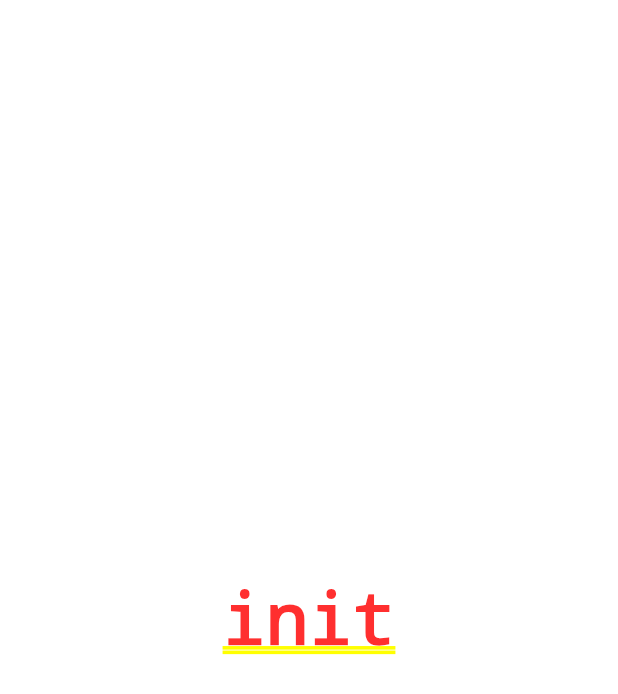
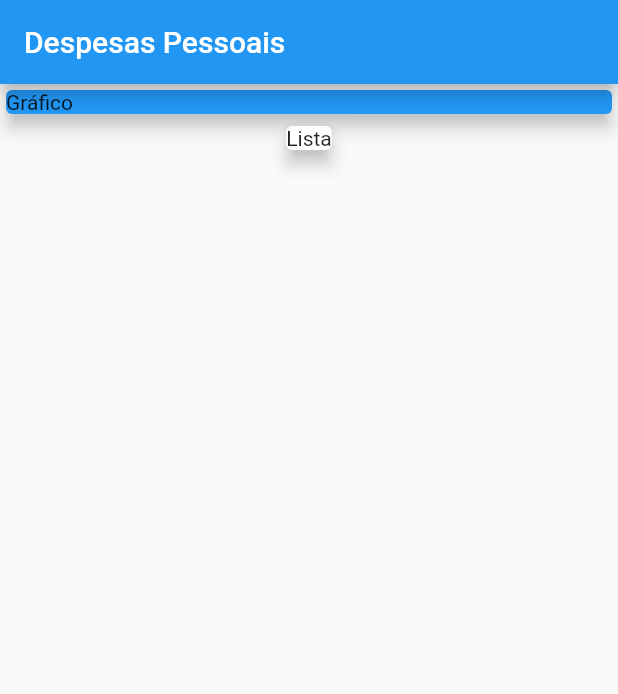
Before and after one commit to AfonsoMachado/personal_expenses, a Flutter app: the screen it shows after launch, on a phone screen of 412 x 824 dp. Shown: the top 694 px of the screen. Run offline on Flutter 3.47's test engine with Material 2 defaults, Android fonts, the phone set to English and light mode, and no system bars.

```diff
--- a/lib/main.dart
+++ b/lib/main.dart
@@ -1,4 +1,5 @@
 import 'package:flutter/material.dart';
+import 'package:personal_expenses/models/transaction.dart';
 
 main() => runApp(const ExpansesApp());
 
@@ -7,19 +8,52 @@ class ExpansesApp extends StatelessWidget {
 
   @override
   Widget build(BuildContext context) {
-    return const MaterialApp(
+    return MaterialApp(
       home: MyHomePage(),
     );
   }
 }
 
 class MyHomePage extends StatelessWidget {
-  const MyHomePage({super.key});
+  final _transactions = [
+    Transaction(
+      id: 't1',
+      title: 'Tênis',
+      value: 3190.76,
+      date: DateTime.now(),
+    ),
+    Transaction(
+      id: 't2',
+      title: 'Tênis 2',
+      value: 390.76,
+      date: DateTime.now(),
+    ),
+  ];
+
+  MyHomePage({super.key});
 
   @override
   Widget build(BuildContext context) {
-    return const Center(
-      child: Text("init"),
+    return Scaffold(
+      appBar: AppBar(
+        title: const Text('Despesas Pessoais'),
+      ),
+      body: const Column(
+        children: [
+          SizedBox(
+            width: double.infinity,
+            child: Card(
+              color: Colors.blue,
+              elevation: 5,
+              child: Text('Gráfico'),
+            ),
+          ),
+          Card(
+            elevation: 5,
+            child: Text('Lista'),
+          )
+        ],
+      ),
     );
   }
 }
--- /dev/null
+++ b/lib/models/transaction.dart
@@ -0,0 +1,13 @@
+class Transaction {
+  final String id;
+  final String title;
+  final double value;
+  final DateTime date;
+
+  Transaction({
+    required this.id,
+    required this.title,
+    required this.value,
+    required this.date,
+  });
+}
```
